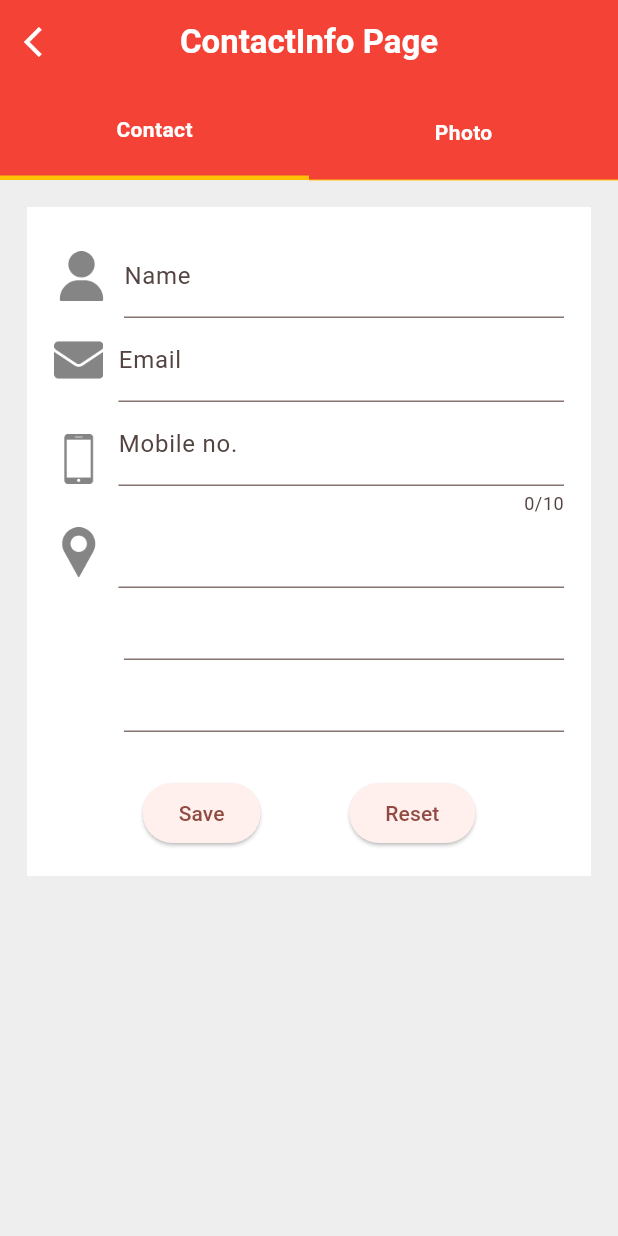
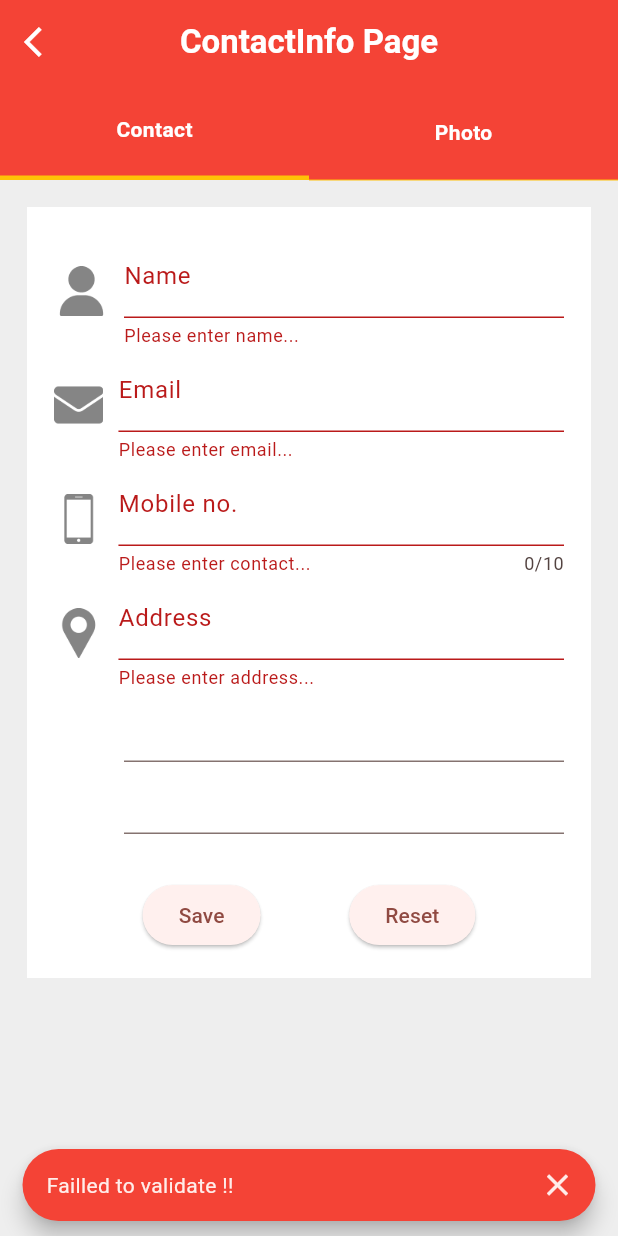
Before and after one commit to IamJayGondaliya/resume_builder_jcf10, a Flutter app: the ContactInfoPage screen opened by its route, after a tap on "Save", on a phone screen of 412 x 824 dp. Run offline on Flutter 3.47's test engine with Material 2 defaults, Android fonts, the phone set to English and light mode, and no system bars; accounts and stored records are empty.

Commit message:
JG | 21/04/23 Form validation flutter

```diff
--- /dev/null
+++ b/lib/modals/globals.dart
@@ -0,0 +1,8 @@
+class Global {
+  static String? name;
+  static String? email;
+  static int? contact;
+  static String? a1;
+  static String? a2;
+  static String? a3;
+}
--- a/lib/views/screens/contact_info_page.dart
+++ b/lib/views/screens/contact_info_page.dart
@@ -1,8 +1,10 @@
 import 'package:flutter/material.dart';
 import 'package:flutter/services.dart';
+import 'package:resume_builder_jcf10/modals/globals.dart';
 import 'package:resume_builder_jcf10/utils/icon_utils.dart';
 import 'package:resume_builder_jcf10/utils/theme_utils.dart';
 import 'package:resume_builder_jcf10/views/component/back_button.dart';
+import 'package:resume_builder_jcf10/views/component/my_snackbar.dart';
 
 class ContactInfoPage extends StatefulWidget {
   const ContactInfoPage({Key? key}) : super(key: key);
@@ -15,7 +17,6 @@ class _ContactInfoPageState extends State<ContactInfoPage> {
   FlutterLogoStyle myStyle = FlutterLogoStyle.markOnly;
 
   int index = 0;
-
   bool hide = true;
 
   GlobalKey<FormState> formKey = GlobalKey<FormState>();
@@ -108,6 +109,7 @@ class _ContactInfoPageState extends State<ContactInfoPage> {
                     color: Colors.white,
                     child: Form(
                       key: formKey,
+                      autovalidateMode: AutovalidateMode.onUserInteraction,
                       child: SingleChildScrollView(
                         child: Column(
                           mainAxisSize: MainAxisSize.min,
@@ -126,6 +128,17 @@ class _ContactInfoPageState extends State<ContactInfoPage> {
                                 Expanded(
                                   flex: 8,
                                   child: TextFormField(
+                                    initialValue: Global.name,
+                                    validator: (val) {
+                                      if (val!.isEmpty) {
+                                        return "Please enter name...";
+                                      } else {
+                                        return null;
+                                      }
+                                    },
+                                    onSaved: (val) {
+                                      Global.name = val;
+                                    },
                                     textInputAction: TextInputAction.next,
                                     decoration: InputDecoration(
                                       hintText: "Enter name",
@@ -148,6 +161,17 @@ class _ContactInfoPageState extends State<ContactInfoPage> {
                                   child: TextFormField(
                                     textInputAction: TextInputAction.next,
                                     keyboardType: TextInputType.emailAddress,
+                                    initialValue: Global.email,
+                                    validator: (val) {
+                                      if (val!.isEmpty) {
+                                        return "Please enter email...";
+                                      } else {
+                                        return null;
+                                      }
+                                    },
+                                    onSaved: (val) {
+                                      Global.email = val;
+                                    },
                                     decoration: InputDecoration(
                                       hintText: "Enter email",
                                       labelText: "Email",
@@ -173,6 +197,19 @@ class _ContactInfoPageState extends State<ContactInfoPage> {
                                     inputFormatters: [
                                       FilteringTextInputFormatter.digitsOnly,
                                     ],
+                                    initialValue: (Global.contact == null) ? null : Global.contact.toString(),
+                                    validator: (val) {
+                                      if (val!.isEmpty) {
+                                        return "Please enter contact...";
+                                      } else if (val!.length < 10) {
+                                        return "Contact number must have 10 digits...";
+                                      } else {
+                                        return null;
+                                      }
+                                    },
+                                    onSaved: (val) {
+                                      Global.contact = int.parse(val!);
+                                    },
                                     decoration: const InputDecoration(
                                       hintText: "Enter mobile number",
                                       labelText: "Mobile no.",
@@ -194,7 +231,40 @@ class _ContactInfoPageState extends State<ContactInfoPage> {
                                 Expanded(
                                   child: TextFormField(
                                     textInputAction: TextInputAction.next,
-                                    decoration: InputDecoration(),
+                                    initialValue: Global.a1,
+                                    validator: (val) {
+                                      if (val!.isEmpty) {
+                                        return "Please enter address...";
+                                      } else {
+                                        return null;
+                                      }
+                                    },
+                                    onSaved: (val) {
+                                      Global.a1 = val;
+                                    },
+                                    onFieldSubmitted: (val) {
+                                      if (formKey.currentState!.validate()) {
+                                        formKey.currentState!.save();
+
+                                        ScaffoldMessenger.of(context).showSnackBar(
+                                          mySnackBar(
+                                            text: "Successfully validated !!",
+                                            color: Colors.green,
+                                          ),
+                                        );
+                                      } else {
+                                        ScaffoldMessenger.of(context).showSnackBar(
+                                          mySnackBar(
+                                            text: "Failled to validate !!",
+                                            color: Colors.red,
+                                          ),
+                                        );
+                                      }
+                                    },
+                                    decoration: InputDecoration(
+                                      labelText: "Address",
+                                      hintText: "Enter address line 1",
+                                    ),
                                   ),
                                 ),
                               ],
@@ -230,11 +300,37 @@ class _ContactInfoPageState extends State<ContactInfoPage> {
                               mainAxisAlignment: MainAxisAlignment.spaceEvenly,
                               children: [
                                 ElevatedButton(
-                                  onPressed: () {},
+                                  onPressed: () {
+                                    setState(() {
+                                      if (formKey.currentState!.validate()) {
+                                        formKey.currentState!.save();
+
+                                        ScaffoldMessenger.of(context).showSnackBar(
+                                          mySnackBar(
+                                            text: "Successfully validated !!",
+                                            color: Colors.green,
+                                          ),
+                                        );
+                                      } else {
+                                        ScaffoldMessenger.of(context).showSnackBar(
+                                          mySnackBar(
+                                            text: "Failled to validate !!",
+                                            color: Colors.red,
+                                          ),
+                                        );
+                                      }
+                                    });
+                                  },
                                   child: const Text("Save"),
                                 ),
                                 ElevatedButton(
-                                  onPressed: () {},
+                                  onPressed: () {
+                                    setState(() {
+                                      formKey.currentState!.reset();
+
+                                      Global.name = Global.email = Global.contact = Global.a1 = Global.a2 = Global.a3 = null;
+                                    });
+                                  },
                                   child: const Text("Reset"),
                                 ),
                               ],
--- a/lib/views/screens/home_page.dart
+++ b/lib/views/screens/home_page.dart
@@ -1,4 +1,5 @@
 import 'package:flutter/material.dart';
+import 'package:resume_builder_jcf10/modals/globals.dart';
 import 'package:resume_builder_jcf10/utils/icon_utils.dart';
 import 'package:resume_builder_jcf10/utils/route_utils.dart';
 import 'package:resume_builder_jcf10/utils/theme_utils.dart';
```
Also changed, not shown: lib/views/screens/resume_workspace.dart (+13 -3 lines).
